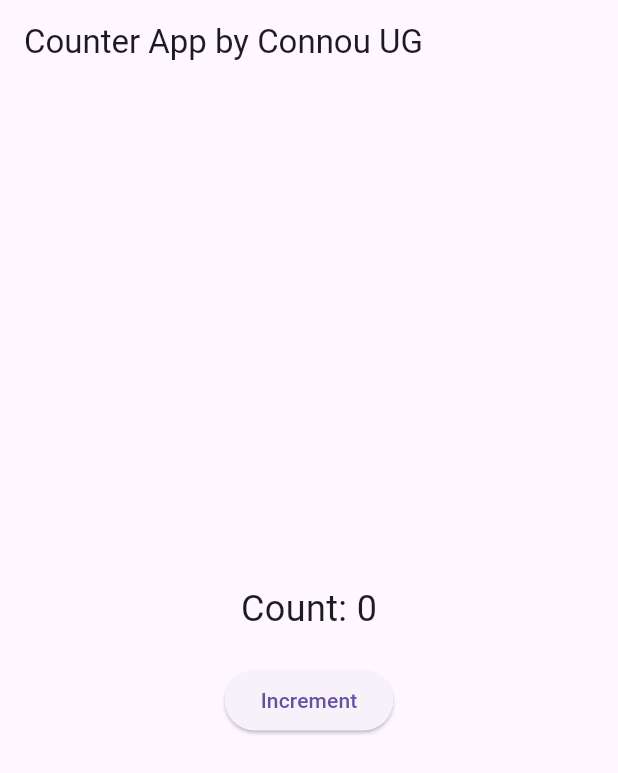
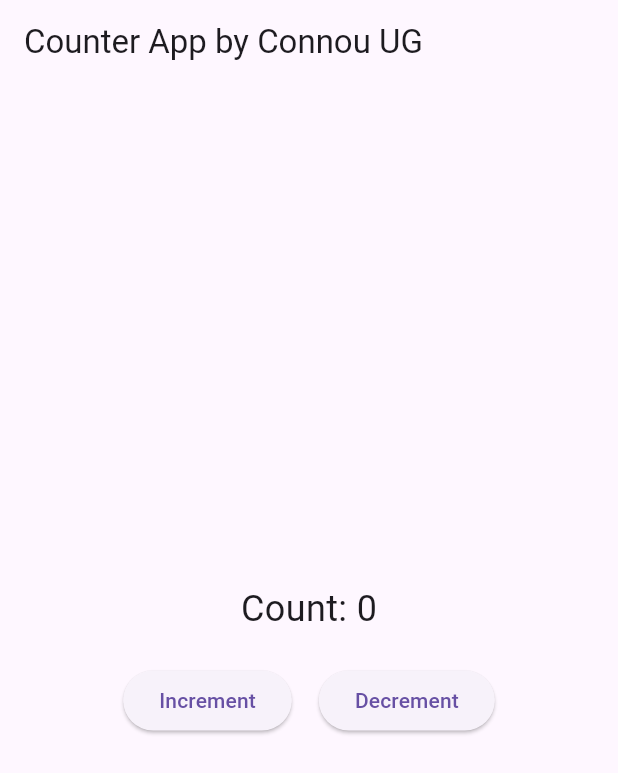
Before and after one commit to nadymahmoud/flutter_test, a Flutter app: the screen it shows after launch, on a phone screen of 412 x 824 dp. Shown: the top 773 px of the screen. Run offline on Flutter 3.47's test engine with Material 3 defaults, Android fonts, the phone set to English and light mode, and no system bars; our stand-ins replace flutter_bloc.

Commit message:
Button to decrement the counter when pressed.

```diff
--- a/lib/main.dart
+++ b/lib/main.dart
@@ -79,6 +79,13 @@ class MyHomePage extends StatelessWidget {
                   onPressed: () => counterCubit.increment(),
                   child: const Text('Increment'),
                 ),
+                SizedBox(
+                  width: 18,
+                ),
+                ElevatedButton(
+                  onPressed: () => counterCubit.decrement(),
+                  child: const Text('Decrement'),
+                ),
               ],
             ),
           ],
```
